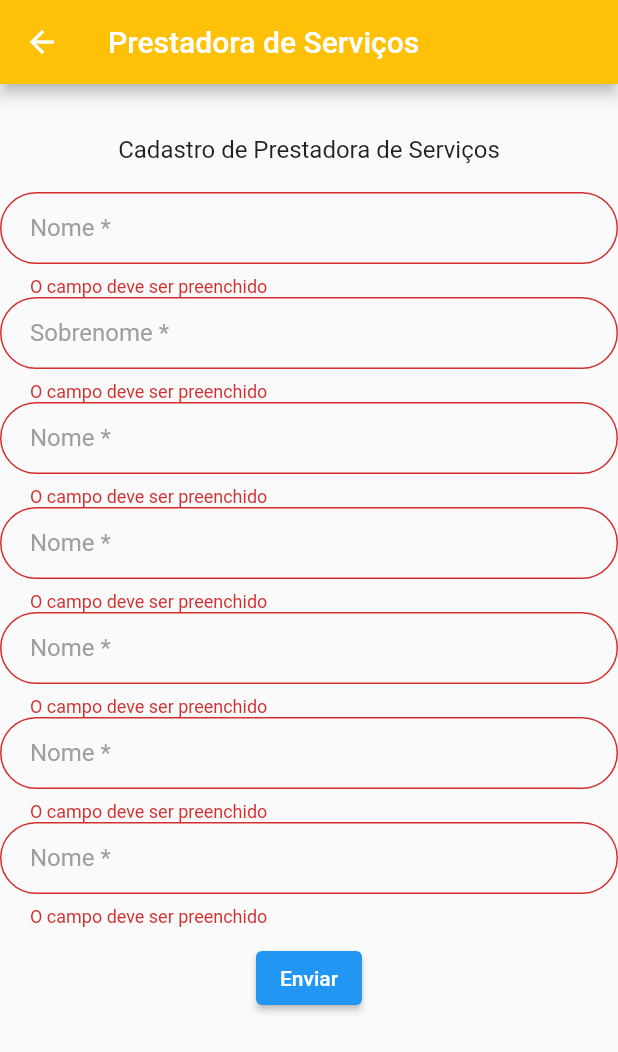
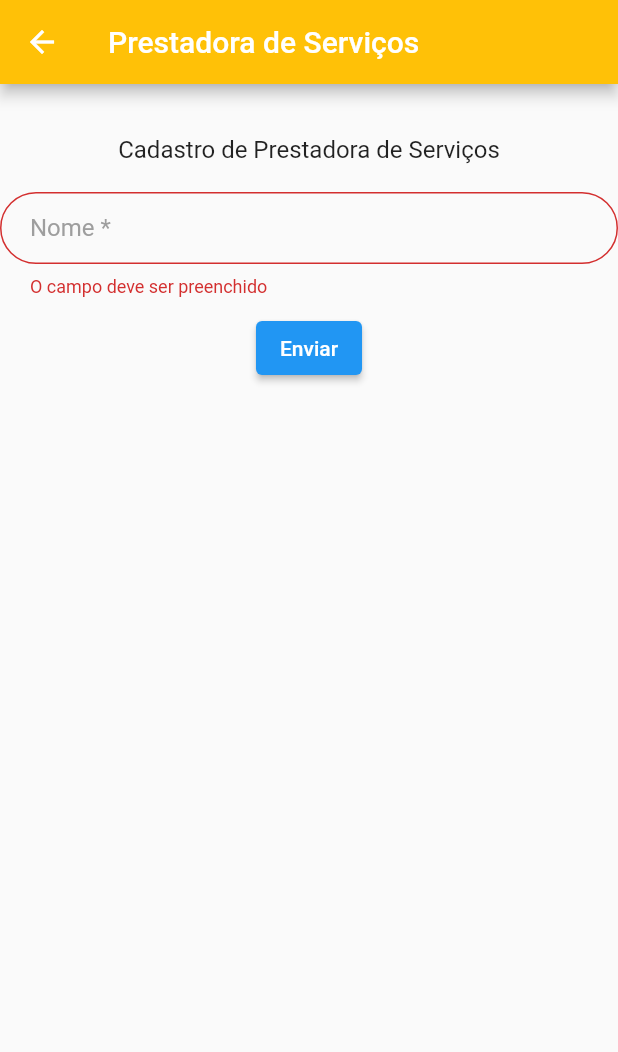
Before and after one commit to f3lip/Desenvolvimento-Para-Dispositivos-Moveis, a Flutter app: the EmployeeRegister screen opened by its route, after a tap on "Enviar", on a phone screen of 412 x 824 dp. Shown: the top 1052 px of the screen. Run offline on Flutter 3.47's test engine with Material 2 defaults, Android fonts, the phone set to English and light mode, and no system bars; our stand-ins replace firebase_auth, firebase_core, flutter_signin_button, google_sign_in; accounts and stored records are empty; network calls fail.

Commit message:
tela de cadastro como prestadora de servico

```diff
--- a/lib/employeeregister.dart
+++ b/lib/employeeregister.dart
@@ -79,126 +79,6 @@ class _RegisterFormState extends State<_RegisterForm>{
               return null;
             },
           ),
-          TextFormField(
-            textAlign: TextAlign.center,
-            focusNode: myFocusNode,
-            onTap: _requestFocus,
-            decoration: InputDecoration(
-              labelText: 'Sobrenome *',
-              labelStyle: TextStyle(
-                  color: myFocusNode.hasFocus ? Colors.amber : Colors.grey
-              ),
-              contentPadding: EdgeInsets.fromLTRB(20.0, 10.0, 20.0, 10.0),
-              border: OutlineInputBorder(borderRadius: BorderRadius.circular(32.0)),
-              focusedBorder: OutlineInputBorder(borderSide: BorderSide(color: Colors.amber)),
-            ),
-            validator: (lastname) {
-              if (lastname == null || lastname.isEmpty) {
-                return 'O campo deve ser preenchido';
-              }
-              return null;
-            },
-          ),
-          TextFormField(
-            textAlign: TextAlign.center,
-            focusNode: myFocusNode,
-            onTap: _requestFocus,
-            decoration: InputDecoration(
-              labelText: 'Nome *',
-              labelStyle: TextStyle(
-                  color: myFocusNode.hasFocus ? Colors.amber : Colors.grey
-              ),
-              contentPadding: EdgeInsets.fromLTRB(20.0, 10.0, 20.0, 10.0),
-              border: OutlineInputBorder(borderRadius: BorderRadius.circular(32.0)),
-              focusedBorder: OutlineInputBorder(borderSide: BorderSide(color: Colors.amber)),
-            ),
-            validator: (value) {
-              if (value == null || value.isEmpty) {
-                return 'O campo deve ser preenchido';
-              }
-              return null;
-            },
-          ),
-          TextFormField(
-            textAlign: TextAlign.center,
-            focusNode: myFocusNode,
-            onTap: _requestFocus,
-            decoration: InputDecoration(
-              labelText: 'Nome *',
-              labelStyle: TextStyle(
-                  color: myFocusNode.hasFocus ? Colors.amber : Colors.grey
-              ),
-              contentPadding: EdgeInsets.fromLTRB(20.0, 10.0, 20.0, 10.0),
-              border: OutlineInputBorder(borderRadius: BorderRadius.circular(32.0)),
-              focusedBorder: OutlineInputBorder(borderSide: BorderSide(color: Colors.amber)),
-            ),
-            validator: (value) {
-              if (value == null || value.isEmpty) {
-                return 'O campo deve ser preenchido';
-              }
-              return null;
-            },
-          ),
-          TextFormField(
-            textAlign: TextAlign.center,
-            focusNode: myFocusNode,
-            onTap: _requestFocus,
-            decoration: InputDecoration(
-              labelText: 'Nome *',
-              labelStyle: TextStyle(
-                  color: myFocusNode.hasFocus ? Colors.amber : Colors.grey
-              ),
-              contentPadding: EdgeInsets.fromLTRB(20.0, 10.0, 20.0, 10.0),
-              border: OutlineInputBorder(borderRadius: BorderRadius.circular(32.0)),
-              focusedBorder: OutlineInputBorder(borderSide: BorderSide(color: Colors.amber)),
-            ),
-            validator: (value) {
-              if (value == null || value.isEmpty) {
-                return 'O campo deve ser preenchido';
-              }
-              return null;
-            },
-          ),
-          TextFormField(
-            textAlign: TextAlign.center,
-            focusNode: myFocusNode,
-            onTap: _requestFocus,
-            decoration: InputDecoration(
-              labelText: 'Nome *',
-              labelStyle: TextStyle(
-                  color: myFocusNode.hasFocus ? Colors.amber : Colors.grey
-              ),
-              contentPadding: EdgeInsets.fromLTRB(20.0, 10.0, 20.0, 10.0),
-              border: OutlineInputBorder(borderRadius: BorderRadius.circular(32.0)),
-              focusedBorder: OutlineInputBorder(borderSide: BorderSide(color: Colors.amber)),
-            ),
-            validator: (value) {
-              if (value == null || value.isEmpty) {
-                return 'O campo deve ser preenchido';
-              }
-              return null;
-            },
-          ),
-          TextFormField(
-            textAlign: TextAlign.center,
-            focusNode: myFocusNode,
-            onTap: _requestFocus,
-            decoration: InputDecoration(
-              labelText: 'Nome *',
-              labelStyle: TextStyle(
-                  color: myFocusNode.hasFocus ? Colors.amber : Colors.grey
-              ),
-              contentPadding: EdgeInsets.fromLTRB(20.0, 10.0, 20.0, 10.0),
-              border: OutlineInputBorder(borderRadius: BorderRadius.circular(32.0)),
-              focusedBorder: OutlineInputBorder(borderSide: BorderSide(color: Colors.amber)),
-            ),
-            validator: (value) {
-              if (value == null || value.isEmpty) {
-                return 'O campo deve ser preenchido';
-              }
-              return null;
-            },
-          ),
           Padding(
             padding: const EdgeInsets.symmetric(vertical: 10.0),
             child: ElevatedButton(
```
